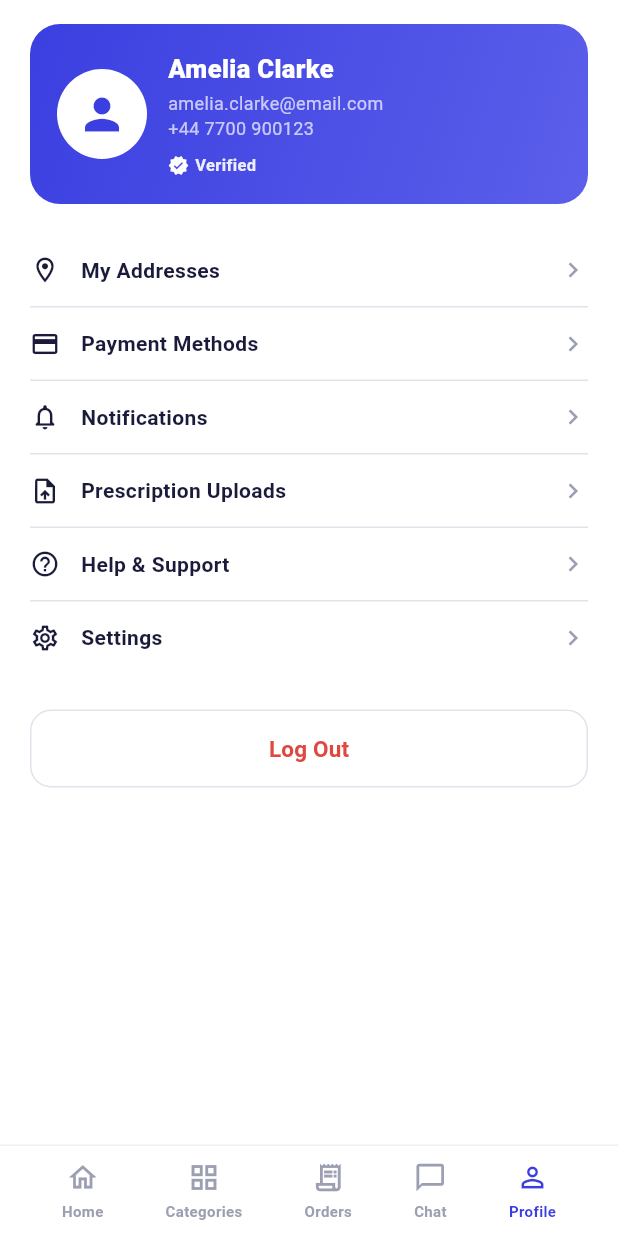
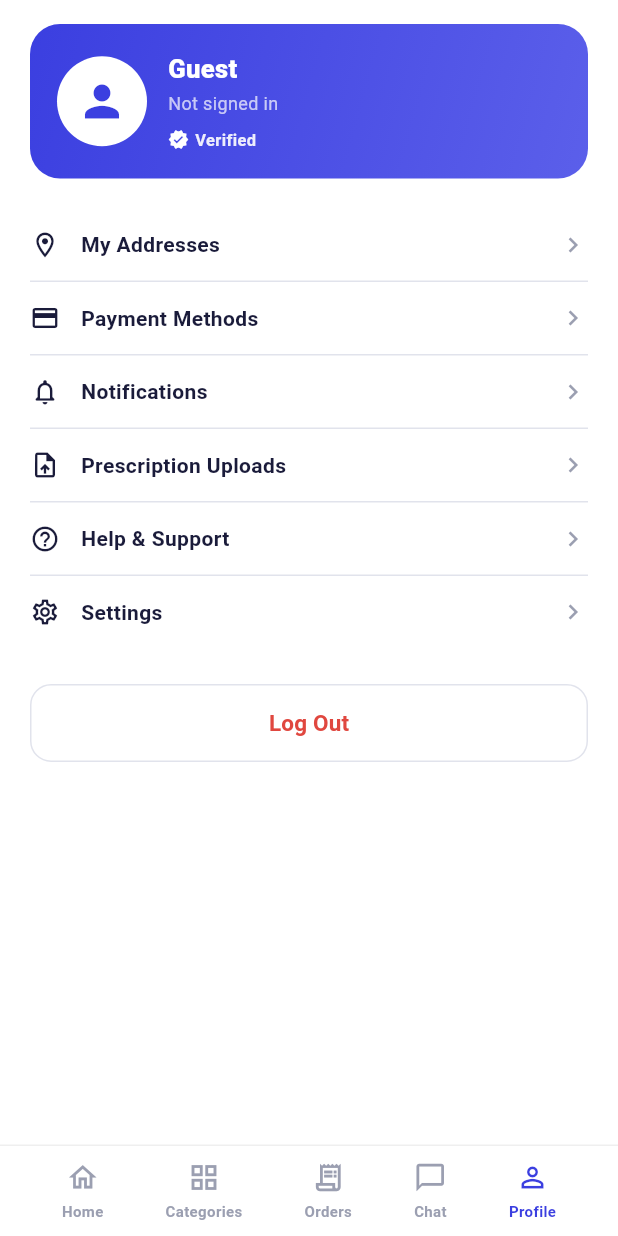
Before and after one commit to isharpz007/Ehije-pharma-connect, a Flutter app: the ProfileScreen screen opened directly, on a phone screen of 412 x 824 dp. Run offline on Flutter 3.47's test engine with Material 3 defaults, Android fonts, the phone set to English and light mode, and no system bars.

Commit message:
Updated app

```diff
--- a/lib/auth/auth_service.dart
+++ b/lib/auth/auth_service.dart
@@ -41,9 +41,9 @@ class AuthService {
   static final AuthService instance = AuthService._internal();
 
   /// Flip this to false once your real backend is ready.
-  static const bool useMockAuth = true;
+  static const bool useMockAuth = false;
 
-  static const String baseUrl = 'https://your-api.example.com/api';
+  static const String baseUrl = 'http://127.0.0.1:8000/api';
 
   String? _token;
   Map<String, dynamic>? _currentUser;
--- a/lib/profile_screen.dart
+++ b/lib/profile_screen.dart
@@ -58,22 +58,20 @@ class ProfileScreen extends StatelessWidget {
                             child: Column(
                               crossAxisAlignment: CrossAxisAlignment.start,
                               children: [
-                                const Text(
-                                  'Amelia Clarke',
-                                  style: TextStyle(
+                                Text(
+                                  AuthService.instance.currentUser?['name'] as String? ??
+                                      'Guest',
+                                  style: const TextStyle(
                                     fontSize: 17,
                                     fontWeight: FontWeight.w800,
                                     color: Colors.white,
                                   ),
                                 ),
                                 const SizedBox(height: 2),
-                                const Text(
-                                  'amelia.clarke@email.com',
-                                  style: TextStyle(fontSize: 12, color: Colors.white70),
-                                ),
-                                const Text(
-                                  '+44 7700 900123',
-                                  style: TextStyle(fontSize: 12, color: Colors.white70),
+                                Text(
+                                  AuthService.instance.currentUser?['email'] as String? ??
+                                      'Not signed in',
+                                  style: const TextStyle(fontSize: 12, color: Colors.white70),
                                 ),
                                 const SizedBox(height: 8),
                                 Row(
```
